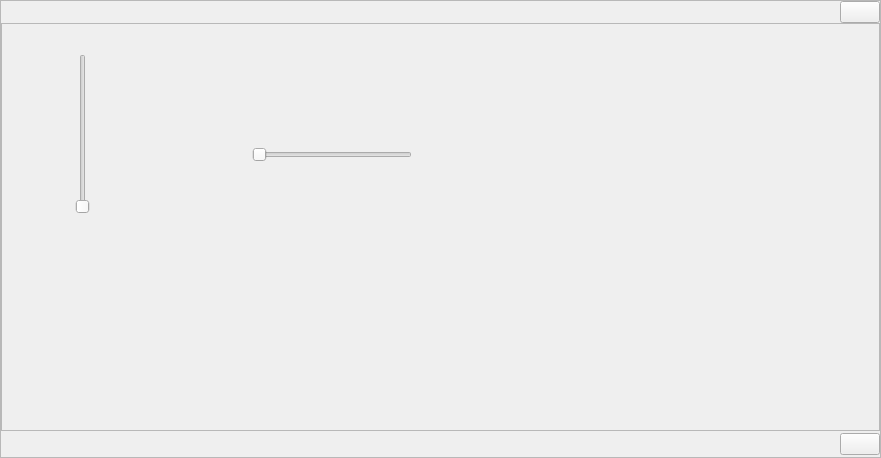
LaM0uette/PySide6_Blank_Project_demo, file src/gui/dlg.ui: the form before one commit.
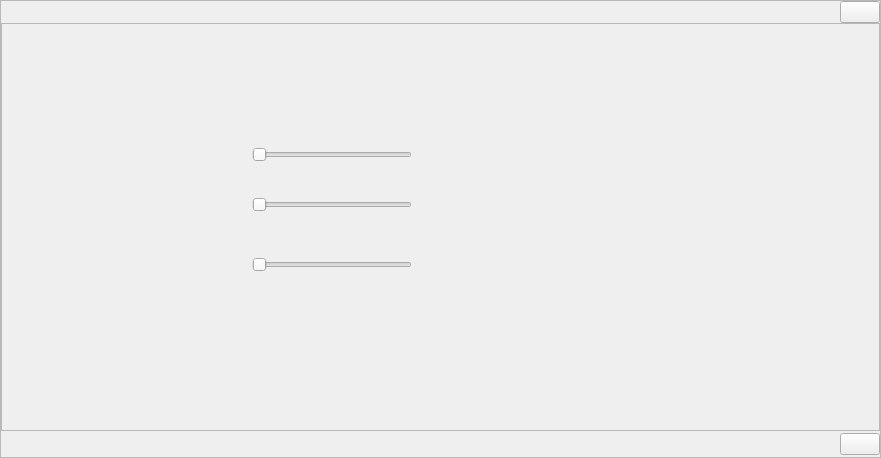
The form after the commit.

```diff
--- a/src/gui/dlg.ui
+++ b/src/gui/dlg.ui
@@ -1179,20 +1179,7 @@
                <height>404</height>
               </rect>
              </property>
-             <widget class="QSlider" name="vsd">
-              <property name="geometry">
-               <rect>
-                <x>70</x>
-                <y>30</y>
-                <width>22</width>
-                <height>160</height>
-               </rect>
-              </property>
-              <property name="orientation">
-               <enum>Qt::Vertical</enum>
-              </property>
-             </widget>
-             <widget class="QSlider" name="horizontalSlider">
+             <widget class="QSlider" name="sd_opt_rgb_red">
               <property name="geometry">
                <rect>
                 <x>250</x>
@@ -1205,6 +1192,32 @@
                <enum>Qt::Horizontal</enum>
               </property>
              </widget>
+             <widget class="QSlider" name="sd_opt_rgb_green">
+              <property name="geometry">
+               <rect>
+                <x>250</x>
+                <y>170</y>
+                <width>160</width>
+                <height>22</height>
+               </rect>
+              </property>
+              <property name="orientation">
+               <enum>Qt::Horizontal</enum>
+              </property>
+             </widget>
+             <widget class="QSlider" name="sd_opt_rgb_blue">
+              <property name="geometry">
+               <rect>
+                <x>250</x>
+                <y>230</y>
+                <width>160</width>
+                <height>22</height>
+               </rect>
+              </property>
+              <property name="orientation">
+               <enum>Qt::Horizontal</enum>
+              </property>
+             </widget>
             </widget>
            </widget>
           </item>
```
Left out of the diff: 4 changed lines with no effect on the pictures.
